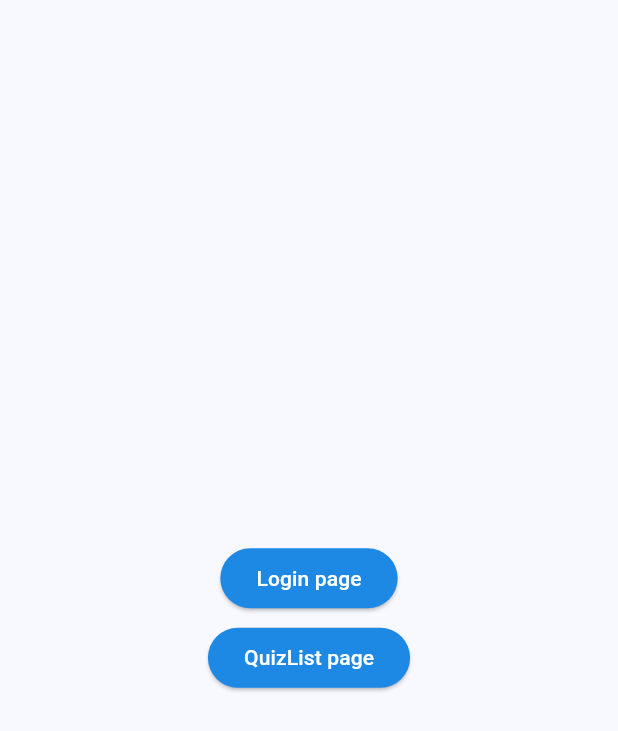
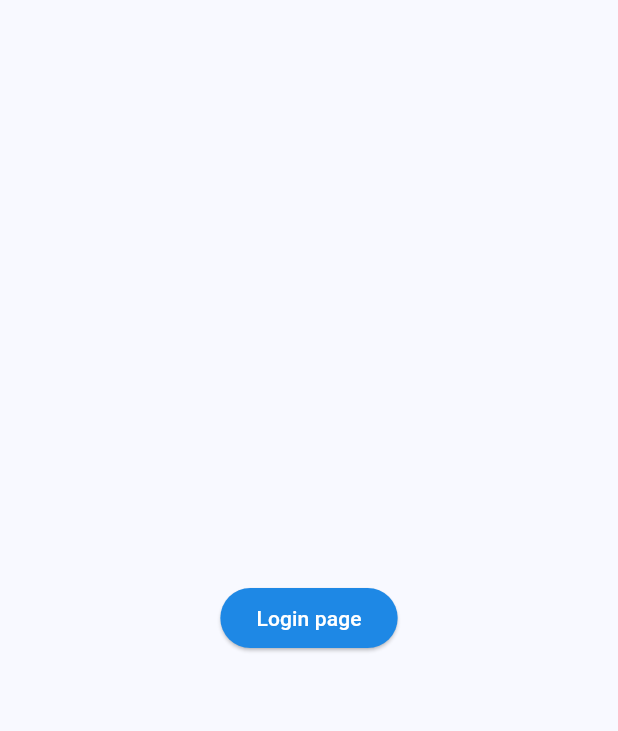
Before and after one commit to udcc666/quiz_app, a Flutter app: the screen it shows after launch, on a phone screen of 412 x 824 dp. Shown: the top 731 px of the screen. Run offline on Flutter 3.47's test engine with Material 3 defaults, Android fonts, the phone set to English and light mode, and no system bars; our stand-ins replace go_router.

Commit message:
Added a check to see if user is connected to an account when trying to access /host/...
Co-authored-by: Copilot <copilot@github.com>

```diff
--- a/app/lib/main.dart
+++ b/app/lib/main.dart
@@ -8,6 +8,17 @@ import 'package:quiz_app/pages/login.dart';
 import 'package:quiz_app/global.dart' as global;
 
 final _router = GoRouter(
+
+  redirect: (context, state){
+    // if in host/...
+    if (state.matchedLocation.startsWith('/host')) {
+      if (global.userId == null) {
+        return '/';
+      }
+    }
+
+  },
+
   routes: [
     GoRoute(
       path: '/',
@@ -73,8 +84,18 @@ class _HomePageState extends State<HomePage> {
           mainAxisAlignment: MainAxisAlignment.center,
           spacing: 5,
           children: [
-            if (hasAccount) ...[
+            if (!hasAccount) ...[
+              ElevatedButton(
+                onPressed: () { context.go('/login'); },
+                child: Text('Login page'),
+              ),
+
+            ] else ...[
               Text('Olá ${global.username}!'),
+              ElevatedButton(
+                onPressed: () { context.go('/host/quiz_list'); },
+                child: Text('QuizList page'),
+              ),
               ElevatedButton(
                 onPressed: () {
                   global.logout();
@@ -82,16 +103,8 @@ class _HomePageState extends State<HomePage> {
                 },
                 child: Text('Logout'),
               ),
-            ] else ...[
-              ElevatedButton(
-                onPressed: () { context.go('/login'); },
-                child: Text('Login page'),
-              ),
             ],
-            ElevatedButton(
-              onPressed: () { context.go('/host/quiz_list'); },
-              child: Text('QuizList page'),
-            ),
+
 
           ],
         ),
--- a/app/lib/pages/host/create_room.dart
+++ b/app/lib/pages/host/create_room.dart
@@ -136,6 +136,7 @@ class _CreateRoomPageState extends State<CreateRoomPage> {
         ),
         const Divider(),
         buildQuizOptions(),
+        const Divider(),
         FilledButton(
           onPressed: create,
           child: Text('Criar'),
@@ -172,35 +173,35 @@ class _CreateRoomPageState extends State<CreateRoomPage> {
         _buildSettingsCheckbox(
           'Permitir entrada após iniciar',
           'allow_late_entry',
-          active: !useDefaultSettings
+          active: !useDefaultSettings,
         ),
         _buildSettingsCheckbox(
           'Mostrar a tabela de classificação entre questões',
           'show_leaderboard_between_questions',
-          active: !useDefaultSettings
+          active: !useDefaultSettings,
         ),
         _buildSettingsCheckbox(
           'Mostrar respostas no fim de cada questão',
           'show_answers',
-          active: !useDefaultSettings
+          active: !useDefaultSettings,
         ),
         _buildSettingsCheckbox(
           'Começar no host',
           'start_at_host',
-          active: !useDefaultSettings && hostControlled
+          active: !useDefaultSettings && hostControlled,
         ),
 
         _buildNumericField(
           'Limite de pessoas',
           'max_clients',
           canBeNull: true,
-          active: !useDefaultSettings
+          active: !useDefaultSettings,
         ),
         _buildNumericField(
           'Duração',
           'duration',
           canBeNull: true,
-          active: !useDefaultSettings && !hostControlled
+          active: !useDefaultSettings && !hostControlled,
         ),
       ],
     );
```
